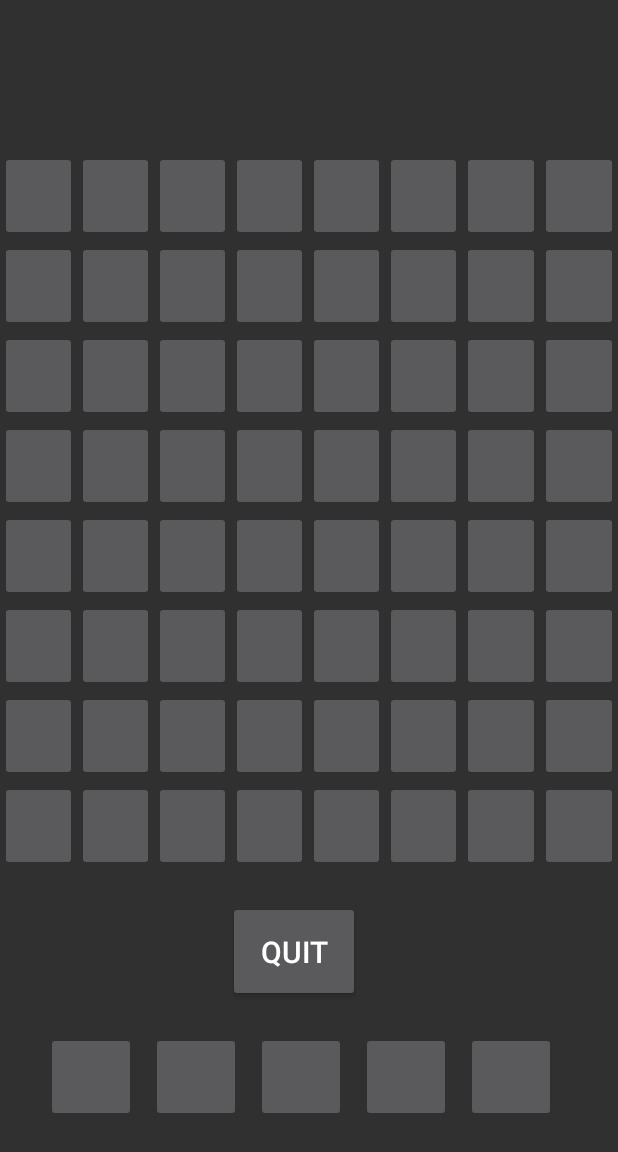
After one commit to deloss/chessGame, an Android app: the OnlineGameActivity screen opened directly, with no data from a screen before it, on a phone screen of 412 x 824 dp. The commit adds this screen. Shown: the top 1152 px of the screen. Run offline under Robolectric (Android 15) with nearby library versions, the phone set to English and light mode, and no system bars.

```diff
--- a/app/build.gradle
+++ b/app/build.gradle
@@ -26,3 +26,5 @@ dependencies {
     androidTestImplementation 'com.android.support.test:runner:1.0.2'
     androidTestImplementation 'com.android.support.test.espresso:espresso-core:3.0.2'
 }
+
+apply plugin: 'com.google.gms.google-services'
--- a/app/src/main/java/com/example/ajedrez/MenuActivity.java
+++ b/app/src/main/java/com/example/ajedrez/MenuActivity.java
@@ -14,7 +14,7 @@ public class MenuActivity extends AppCompatActivity {
     }
 
     public void nuevaPartida(View v) {
-        Intent intent = new Intent(this, MainActivity.class);
+        Intent intent = new Intent(this, OfflineGameActivity.class);
         startActivity(intent);
     }
 }
--- a/app/src/main/java/com/example/ajedrez/MainActivity.java
+++ b/app/src/main/java/com/example/ajedrez/OfflineGameActivity.java
@@ -20,7 +20,7 @@ import com.example.ajedrez.Logica.Tablero;
 
 import java.util.ArrayList;
 
-public class MainActivity extends AppCompatActivity {
+public class OfflineGameActivity extends AppCompatActivity {
     private GridLayout tablero;
     private Tablero tab;
     private Piece[][] posiciones;
@@ -76,14 +76,14 @@ public class MainActivity extends AppCompatActivity {
                                     boolean resMov = realizarMovimiento(clickeado.first, clickeado.second, movimiento.first, movimiento.second);
                                     Pair<Integer, Integer> movHecho = null;
                                     if (!resMov) {
-                                        Toast.makeText(MainActivity.this, R.string.moveNotPossible, Toast.LENGTH_SHORT).show();
+                                        Toast.makeText(OfflineGameActivity.this, R.string.moveNotPossible, Toast.LENGTH_SHORT).show();
                                         movHecho = new Pair<>(movimiento.first, movimiento.second);
                                     } else {
-                                        //Toast.makeText(MainActivity.this, "Movimiento hecho", Toast.LENGTH_SHORT).show();
+                                        //Toast.makeText(OfflineGameActivity.this, "Movimiento hecho", Toast.LENGTH_SHORT).show();
                                         controller.cambiarTurno();
                                         turnPlayer = controller.getTurnPlayer();
                                     /*if(controller.jugadorEnJaque())
-                                        Toast.makeText(MainActivity.this, "Oponente esta en jaque", Toast.LENGTH_SHORT).show();
+                                        Toast.makeText(OfflineGameActivity.this, "Oponente esta en jaque", Toast.LENGTH_SHORT).show();
 */
                                     }
                                     removerMovimientosPosibles(movPosibles, movHecho);
@@ -102,14 +102,14 @@ public class MainActivity extends AppCompatActivity {
                                     boolean resMov = realizarMovimiento(clickeado.first, clickeado.second, movimiento.first, movimiento.second);
                                     Pair<Integer, Integer> movHecho = null;
                                     if(!resMov) {
-                                        Toast.makeText(MainActivity.this, R.string.moveNotPossible, Toast.LENGTH_SHORT).show();
+                                        Toast.makeText(OfflineGameActivity.this, R.string.moveNotPossible, Toast.LENGTH_SHORT).show();
                                         movHecho = new Pair<>(movimiento.first, movimiento.second);
                                     }else {
-                                        //Toast.makeText(MainActivity.this, "Movimiento hecho", Toast.LENGTH_SHORT).show();
+                                        //Toast.makeText(OfflineGameActivity.this, "Movimiento hecho", Toast.LENGTH_SHORT).show();
                                         controller.cambiarTurno();
                                         turnPlayer = controller.getTurnPlayer();
                                         /*if(controller.jugadorEnJaque())
-                                            Toast.makeText(MainActivity.this, "Oponente esta en jaque", Toast.LENGTH_SHORT).show();
+                                            Toast.makeText(OfflineGameActivity.this, "Oponente esta en jaque", Toast.LENGTH_SHORT).show();
 */
                                     }
                                     removerMovimientosPosibles(movPosibles, movHecho);
--- /dev/null
+++ b/app/src/main/java/com/example/ajedrez/OnlineGameActivity.java
@@ -0,0 +1,18 @@
+package com.example.ajedrez;
+
+import android.support.v7.app.AppCompatActivity;
+import android.os.Bundle;
+import android.view.View;
+
+public class OnlineGameActivity extends AppCompatActivity {
+
+    @Override
+    protected void onCreate(Bundle savedInstanceState) {
+        super.onCreate(savedInstanceState);
+        setContentView(R.layout.activity_online_game);
+    }
+
+    public void endGame(View view) {
+
+    }
+}
--- a/app/src/main/res/layout/activity_main.xml
+++ b/app/src/main/res/layout/activity_main.xml
@@ -6,7 +6,7 @@
     android:layout_width="match_parent"
     android:layout_height="match_parent"
     android:orientation="vertical"
-    tools:context=".MainActivity"
+    tools:context=".OfflineGameActivity"
     android:paddingTop="30dp"
     >
 <TextView
--- /dev/null
+++ b/app/src/main/res/layout/activity_online_game.xml
@@ -0,0 +1,508 @@
+<?xml version="1.0" encoding="utf-8"?>
+    <LinearLayout
+        xmlns:android="http://schemas.android.com/apk/res/android"
+        xmlns:tools="http://schemas.android.com/tools"
+        android:id="@+id/container"
+        android:layout_width="match_parent"
+        android:layout_height="match_parent"
+        android:orientation="vertical"
+        tools:context=".OnlineGameActivity"
+        android:paddingTop="30dp"
+        >
+        <TextView
+            android:layout_width="match_parent"
+            android:layout_height="wrap_content"
+            android:textAlignment="center"
+            android:id="@+id/turnoJugador"
+            android:textSize="30dp"
+            android:layout_marginBottom="30dp"/>
+        <GridLayout
+            android:id="@+id/tablero"
+            android:layout_width="match_parent"
+            android:layout_height="wrap_content"
+            android:orientation="vertical"
+            android:columnCount="8"
+            android:rowCount="8"
+            android:gravity="center"
+            >
+            <LinearLayout
+                android:layout_width="match_parent"
+                android:layout_height="wrap_content"
+                android:orientation="horizontal">
+                <ImageButton
+                    android:layout_width="0dp"
+                    android:layout_height="60dp"
+                    android:layout_weight="1"
+                    android:contentDescription="@null" />
+                <ImageButton
+                    android:layout_width="0dp"
+                    android:layout_height="60dp"
+
+                    android:layout_weight="1"
+                    android:contentDescription="@null" />
+                <ImageButton
+                    android:layout_width="0dp"
+                    android:layout_height="60dp"
+
+                    android:layout_weight="1"
+                    android:contentDescription="@null" />
+                <ImageButton
+                    android:layout_width="0dp"
+                    android:layout_height="60dp"
+
+                    android:layout_weight="1"
+                    android:contentDescription="@null" />
+                <ImageButton
+                    android:layout_width="0dp"
+                    android:layout_height="60dp"
+
+                    android:layout_weight="1"
+                    android:contentDescription="@null" />
+                <ImageButton
+                    android:layout_width="0dp"
+                    android:layout_height="60dp"
+
+                    android:layout_weight="1"
+                    android:contentDescription="@null" />
+                <ImageButton
+                    android:layout_width="0dp"
+                    android:layout_height="60dp"
+
+                    android:layout_weight="1"
+                    android:contentDescription="@null" />
+                <ImageButton
+                    android:layout_width="0dp"
+                    android:layout_height="60dp"
+
+                    android:layout_weight="1"
+                    android:contentDescription="@null" />
+            </LinearLayout>
+            <LinearLayout
+                android:layout_width="match_parent"
+                android:layout_height="wrap_content"
+                android:orientation="horizontal">
+                <ImageButton
+                    android:layout_width="0dp"
+                    android:layout_height="60dp"
+
+                    android:layout_weight="1"
+                    android:contentDescription="@null" />
+                <ImageButton
+                    android:layout_width="0dp"
+                    android:layout_height="60dp"
+
+                    android:layout_weight="1"
+                    android:contentDescription="@null" />
+                <ImageButton
+                    android:layout_width="0dp"
+                    android:layout_height="60dp"
+
+                    android:layout_weight="1"
+                    android:contentDescription="@null" />
+                <ImageButton
+                    android:layout_width="0dp"
+                    android:layout_height="60dp"
+
+                    android:layout_weight="1"
+                    android:contentDescription="@null" />
+                <ImageButton
+                    android:layout_width="0dp"
+                    android:layout_height="60dp"
+
+                    android:layout_weight="1"
+                    android:contentDescription="@null" />
+                <ImageButton
+                    android:layout_width="0dp"
+                    android:layout_height="60dp"
+
+                    android:layout_weight="1"
+                    android:contentDescription="@null" />
+                <ImageButton
+                    android:layout_width="0dp"
+                    android:layout_height="60dp"
+
+                    android:layout_weight="1"
+                    android:contentDescription="@null" />
+                <ImageButton
+                    android:layout_width="0dp"
+                    android:layout_height="60dp"
+
+                    android:layout_weight="1"
+                    android:contentDescription="@null" />
+            </LinearLayout>
+            <LinearLayout
+                android:layout_width="match_parent"
+                android:layout_height="wrap_content"
+                android:orientation="horizontal">
+                <ImageButton
+                    android:layout_width="0dp"
+                    android:layout_height="60dp"
+
+                    android:layout_weight="1"
+                    android:contentDescription="@null" />
+                <ImageButton
+                    android:layout_width="0dp"
+                    android:layout_height="60dp"
+
+                    android:layout_weight="1"
+                    android:contentDescription="@null" />
+                <ImageButton
+                    android:layout_width="0dp"
+                    android:layout_height="60dp"
+
+                    android:layout_weight="1"
+                    android:contentDescription="@null" />
+                <ImageButton
+                    android:layout_width="0dp"
+                    android:layout_height="60dp"
+
+                    android:layout_weight="1"
+                    android:contentDescription="@null" />
+                <ImageButton
+                    android:layout_width="0dp"
+                    android:layout_height="60dp"
+
+                    android:layout_weight="1"
+                    android:contentDescription="@null" />
+                <ImageButton
+                    android:layout_width="0dp"
+                    android:layout_height="60dp"
+
+                    android:layout_weight="1"
+                    android:contentDescription="@null" />
+                <ImageButton
+                    android:layout_width="0dp"
+                    android:layout_height="60dp"
+
+                    android:layout_weight="1"
+                    android:contentDescription="@null" />
+                <ImageButton
+                    android:layout_width="0dp"
+                    android:layout_height="60dp"
+
+                    android:layout_weight="1"
+                    android:contentDescription="@null" />
+            </LinearLayout>
+            <LinearLayout
+                android:layout_width="match_parent"
+                android:layout_height="wrap_content"
+                android:orientation="horizontal">
+                <ImageButton
+                    android:layout_width="0dp"
+                    android:layout_height="60dp"
+
+                    android:layout_weight="1"
+                    android:contentDescription="@null" />
+                <ImageButton
+                    android:layout_width="0dp"
+                    android:layout_height="60dp"
+
+                    android:layout_weight="1"
+                    android:contentDescription="@null" />
+                <ImageButton
+                    android:layout_width="0dp"
+                    android:layout_height="60dp"
+
+                    android:layout_weight="1"
+                    android:contentDescription="@null" />
+                <ImageButton
+                    android:layout_width="0dp"
+                    android:layout_height="60dp"
+
+                    android:layout_weight="1"
+                    android:contentDescription="@null" />
+                <ImageButton
+                    android:layout_width="0dp"
+                    android:layout_height="60dp"
+
+                    android:layout_weight="1"
+                    android:contentDescription="@null" />
+                <ImageButton
+                    android:layout_width="0dp"
+                    android:layout_height="60dp"
+
+                    android:layout_weight="1"
+                    android:contentDescription="@null" />
+                <ImageButton
+                    android:layout_width="0dp"
+                    android:layout_height="60dp"
+
+                    android:layout_weight="1"
+                    android:contentDescription="@null" />
+                <ImageButton
+                    android:layout_width="0dp"
+                    android:layout_height="60dp"
+
+                    android:layout_weight="1"
+                    android:contentDescription="@null" />
+            </LinearLayout>
+            <LinearLayout
+                android:layout_width="match_parent"
+                android:layout_height="wrap_content" android:orientation="horizontal">
+                <ImageButton
+                    android:layout_width="0dp"
+                    android:layout_height="60dp"
+
+                    android:layout_weight="1"
+                    android:contentDescription="@null" />
+                <ImageButton
+                    android:layout_width="0dp"
+                    android:layout_height="60dp"
+
+                    android:layout_weight="1"
+                    android:contentDescription="@null" />
+                <ImageButton
+                    android:layout_width="0dp"
+                    android:layout_height="60dp"
+
+                    android:layout_weight="1"
+                    android:contentDescription="@null" />
+                <ImageButton
+                    android:layout_width="0dp"
+                    android:layout_height="60dp"
+
+                    android:layout_weight="1"
+                    android:contentDescription="@null" />
+                <ImageButton
+                    android:layout_width="0dp"
+                    android:layout_height="60dp"
+
+                    android:layout_weight="1"
+                    android:contentDescription="@null" />
+                <ImageButton
+                    android:layout_width="0dp"
+                    android:layout_height="60dp"
+
+                    android:layout_weight="1"
+                    android:contentDescription="@null" />
+                <ImageButton
+                    android:layout_width="0dp"
+                    android:layout_height="60dp"
+
+                    android:layout_weight="1"
+                    android:contentDescription="@null" />
+                <ImageButton
+                    android:layout_width="0dp"
+                    android:layout_height="60dp"
+
+                    android:layout_weight="1"
+                    android:contentDescription="@null" />
+            </LinearLayout>
+            <LinearLayout
+                android:layout_width="match_parent"
+                android:layout_height="wrap_content" android:orientation="horizontal">
+                <ImageButton
+                    android:layout_width="0dp"
+                    android:layout_height="60dp"
+
+                    android:layout_weight="1"
+                    android:contentDescription="@null" />
+                <ImageButton
+                    android:layout_width="0dp"
+                    android:layout_height="60dp"
+
+                    android:layout_weight="1"
+                    android:contentDescription="@null" />
+                <ImageButton
+                    android:layout_width="0dp"
+                    android:layout_height="60dp"
+
+                    android:layout_weight="1"
+                    android:contentDescription="@null" />
+                <ImageButton
+                    android:layout_width="0dp"
+                    android:layout_height="60dp"
+
+                    android:layout_weight="1"
+                    android:contentDescription="@null" />
+                <ImageButton
+                    android:layout_width="0dp"
+                    android:layout_height="60dp"
+
+                    android:layout_weight="1"
+                    android:contentDescription="@null" />
+                <ImageButton
+                    android:layout_width="0dp"
+                    android:layout_height="60dp"
+
+                    android:layout_weight="1"
+                    android:contentDescription="@null" />
+                <ImageButton
+                    android:layout_width="0dp"
+                    android:layout_height="60dp"
+
+                    android:layout_weight="1"
+                    android:contentDescription="@null" />
+                <ImageButton
+                    android:layout_width="0dp"
+                    android:layout_height="60dp"
+
+                    android:layout_weight="1"
+                    android:contentDescription="@null" />
+            </LinearLayout>
+            <LinearLayout
+                android:layout_width="match_parent"
+                android:layout_height="wrap_content" android:orientation="horizontal">
+                <ImageButton
+                    android:layout_width="0dp"
+                    android:layout_height="60dp"
+
+                    android:layout_weight="1"
+                    android:contentDescription="@null" />
+                <ImageButton
+                    android:layout_width="0dp"
+                    android:layout_height="60dp"
+
+                    android:layout_weight="1"
+                    android:contentDescription="@null" />
+                <ImageButton
+                    android:layout_width="0dp"
+                    android:layout_height="60dp"
+
+                    android:layout_weight="1"
+                    android:contentDescription="@null" />
+                <ImageButton
+                    android:layout_width="0dp"
+                    android:layout_height="60dp"
+
+                    android:layout_weight="1"
+                    android:contentDescription="@null" />
+                <ImageButton
+                    android:layout_width="0dp"
+                    android:layout_height="60dp"
+
+                    android:layout_weight="1"
+                    android:contentDescription="@null" />
+                <ImageButton
+                    android:layout_width="0dp"
+                    android:layout_height="60dp"
+
+                    android:layout_weight="1"
+                    android:contentDescription="@null" />
+                <ImageButton
+                    android:layout_width="0dp"
+                    android:layout_height="60dp"
+
+                    android:layout_weight="1"
+                    android:contentDescription="@null" />
+                <ImageButton
+                    android:layout_width="0dp"
+                    android:layout_height="60dp"
+
+                    android:layout_weight="1"
+                    android:contentDescription="@null" />
+            </LinearLayout>
+            <LinearLayout
+                android:layout_width="match_parent"
+                android:layout_height="wrap_content" android:orientation="horizontal">
+                <ImageButton
+                    android:layout_width="0dp"
+                    android:layout_height="60dp"
+
+                    android:layout_weight="1"
+                    android:contentDescription="@null" />
+                <ImageButton
+                    android:layout_width="0dp"
+                    android:layout_height="60dp"
+
+                    android:layout_weight="1"
+                    android:contentDescription="@null" />
+                <ImageButton
+                    android:layout_width="0dp"
+                    android:layout_height="60dp"
+
+                    android:layout_weight="1"
+                    android:contentDescription="@null" />
+                <ImageButton
+                    android:layout_width="0dp"
+                    android:layout_height="60dp"
+
+                    android:layout_weight="1"
+                    android:contentDescription="@null" />
+                <ImageButton
+                    android:layout_width="0dp"
+                    android:layout_height="60dp"
+
+                    android:layout_weight="1"
+                    android:contentDescription="@null" />
+                <ImageButton
+                    android:layout_width="0dp"
+                    android:layout_height="60dp"
+
+                    android:layout_weight="1"
+                    android:contentDescription="@null" />
+                <ImageButton
+                    android:layout_width="0dp"
+                    android:layout_height="60dp"
+
+                    android:layout_weight="1"
+                    android:contentDescription="@null" />
+                <ImageButton
+                    android:layout_width="0dp"
+                    android:layout_height="60dp"
+
+                    android:layout_weight="1"
+                    android:contentDescription="@null" />
+            </LinearLayout>
+        </GridLayout>
+        <LinearLayout
+            android:layout_height="wrap_content"
+            android:layout_width="match_parent"
+            android:orientation="horizontal"
+            android:gravity="center"
+            android:layout_marginTop="20dp"
+            android:id="@+id/options"
+            >
+            <Button
+                android:id="@+id/terminarPartida"
+                android:layout_height="wrap_content"
+                android:layout_width="wrap_content"
+                android:text="@string/finishGame"
+                android:textSize="20dp"
+                android:padding="20dp"
+                android:layout_marginRight="20dp"
+                android:onClick="endGame"
+                ></Button>
+        </LinearLayout>
+        <LinearLayout
+            android:id="@+id/pieceChoice"
+            android:layout_height="wrap_content"
+            android:layout_width="match_parent"
+            android:orientation="horizontal"
+            android:gravity="center"
+            android:layout_marginTop="20dp"
+            >
+            <ImageButton
+                android:layout_height="60dp"
+                android:layout_width="60dp"
+                android:layout_marginRight="10dp"
+                android:adjustViewBounds="true"
+                ></ImageButton>
+            <ImageButton
+                android:layout_height="60dp"
+                android:layout_width="60dp"
+                android:layout_marginRight="10dp"
+                android:adjustViewBounds="true"
+                ></ImageButton>
+            <ImageButton
+                android:layout_height="60dp"
+                android:layout_width="60dp"
+                android:layout_marginRight="10dp"
+                android:adjustViewBounds="true"
+                ></ImageButton>
+            <ImageButton
+                android:layout_height="60dp"
+                android:layout_width="60dp"
+                android:layout_marginRight="10dp"
+                android:adjustViewBounds="true"
+                ></ImageButton>
+            <ImageButton
+                android:layout_height="60dp"
+                android:layout_width="60dp"
+                android:layout_marginRight="10dp"
+                android:adjustViewBounds="true"
+                ></ImageButton>
+
+        </LinearLayout>
+
+    </LinearLayout>
--- a/build.gradle
+++ b/build.gradle
@@ -7,8 +7,8 @@ buildscript {
 
     }
     dependencies {
-        classpath 'com.android.tools.build:gradle:3.3.2'
-
+        classpath 'com.android.tools.build:gradle:3.4.1'
+        classpath 'com.google.gms:google-services:4.2.0'
         // NOTE: Do not place your application dependencies here; they belong
         // in the individual module build.gradle files
     }
```
Also changed, not shown: app/src/main/AndroidManifest.xml (+3 -4 lines), gradle/wrapper/gradle-wrapper.properties, 1 other file.
